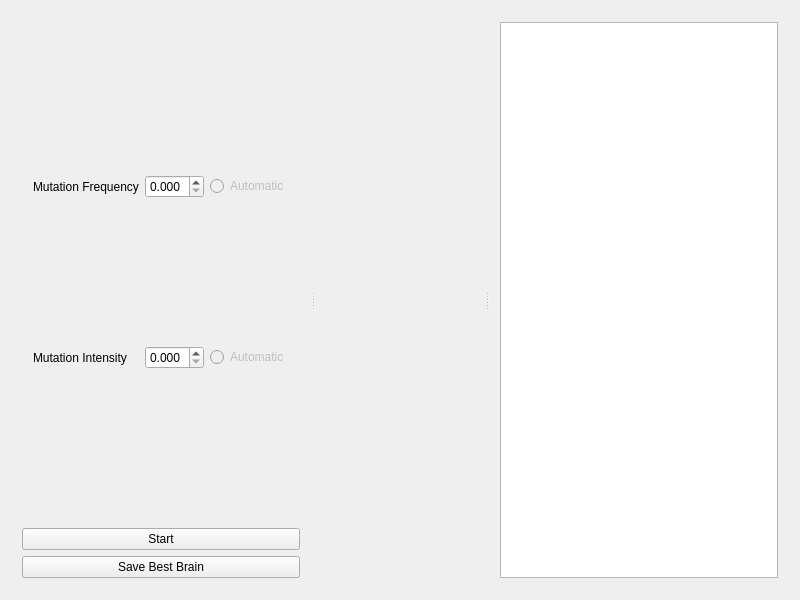
Old version of the form ui/main-window.ui in the repository loicbourgois/pony-prediction.
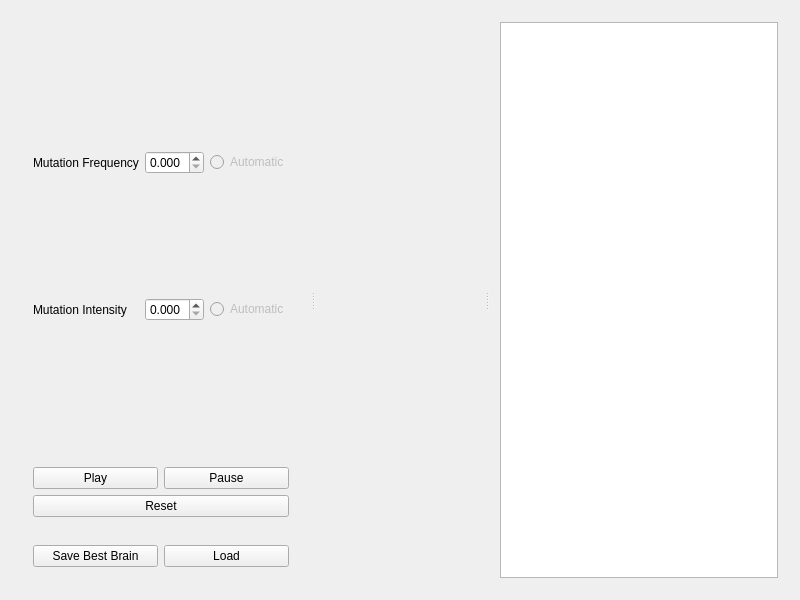
New version of the form.

Commit message: Add load for brains

What changed in the file:
```diff
--- a/ui/main-window.ui
+++ b/ui/main-window.ui
@@ -58,15 +58,14 @@
          </rect>
         </property>
         <layout class="QGridLayout" name="gridLayout_2">
-         <item row="1" column="0">
-          <widget class="QPushButton" name="pushButtonStart">
-           <property name="text">
-            <string>Start</string>
-           </property>
-          </widget>
-         </item>
          <item row="0" column="0">
           <widget class="QWidget" name="widget" native="true">
+           <property name="sizePolicy">
+            <sizepolicy hsizetype="Expanding" vsizetype="Expanding">
+             <horstretch>1</horstretch>
+             <verstretch>0</verstretch>
+            </sizepolicy>
+           </property>
            <layout class="QGridLayout" name="gridLayout_3">
             <property name="sizeConstraint">
              <enum>QLayout::SetDefaultConstraint</enum>
@@ -158,11 +157,69 @@
            </layout>
           </widget>
          </item>
-         <item row="2" column="0">
-          <widget class="QPushButton" name="pushButtonSaveBestBrain">
-           <property name="text">
-            <string>Save Best Brain</string>
+         <item row="1" column="0">
+          <widget class="QWidget" name="widget_2" native="true">
+           <property name="sizePolicy">
+            <sizepolicy hsizetype="Preferred" vsizetype="Preferred">
+             <horstretch>0</horstretch>
+             <verstretch>0</verstretch>
+            </sizepolicy>
            </property>
+           <layout class="QGridLayout" name="gridLayout_6">
+            <item row="0" column="0">
+             <widget class="QPushButton" name="pushButtonPlay">
+              <property name="text">
+               <string>Play</string>
+              </property>
+             </widget>
+            </item>
+            <item row="0" column="1">
+             <widget class="QPushButton" name="pushButtonPause">
+              <property name="sizePolicy">
+               <sizepolicy hsizetype="Minimum" vsizetype="Fixed">
+                <horstretch>0</horstretch>
+                <verstretch>0</verstretch>
+               </sizepolicy>
+              </property>
+              <property name="text">
+               <string>Pause</string>
+              </property>
+             </widget>
+            </item>
+            <item row="1" column="0" colspan="2">
+             <widget class="QPushButton" name="pushButtonReset">
+              <property name="text">
+               <string>Reset</string>
+              </property>
+             </widget>
+            </item>
+           </layout>
+          </widget>
+         </item>
+         <item row="3" column="0">
+          <widget class="QWidget" name="widget_3" native="true">
+           <property name="sizePolicy">
+            <sizepolicy hsizetype="Preferred" vsizetype="Preferred">
+             <horstretch>0</horstretch>
+             <verstretch>0</verstretch>
+            </sizepolicy>
+           </property>
+           <layout class="QGridLayout" name="gridLayout_7">
+            <item row="0" column="0">
+             <widget class="QPushButton" name="pushButtonSaveBestBrain">
+              <property name="text">
+               <string>Save Best Brain</string>
+              </property>
+             </widget>
+            </item>
+            <item row="0" column="1">
+             <widget class="QPushButton" name="pushButtonLoad">
+              <property name="text">
+               <string>Load</string>
+              </property>
+             </widget>
+            </item>
+           </layout>
           </widget>
          </item>
         </layout>
```
Left out of the diff: 122 changed lines with no effect on the pictures. The commit also changes 11 other files.
